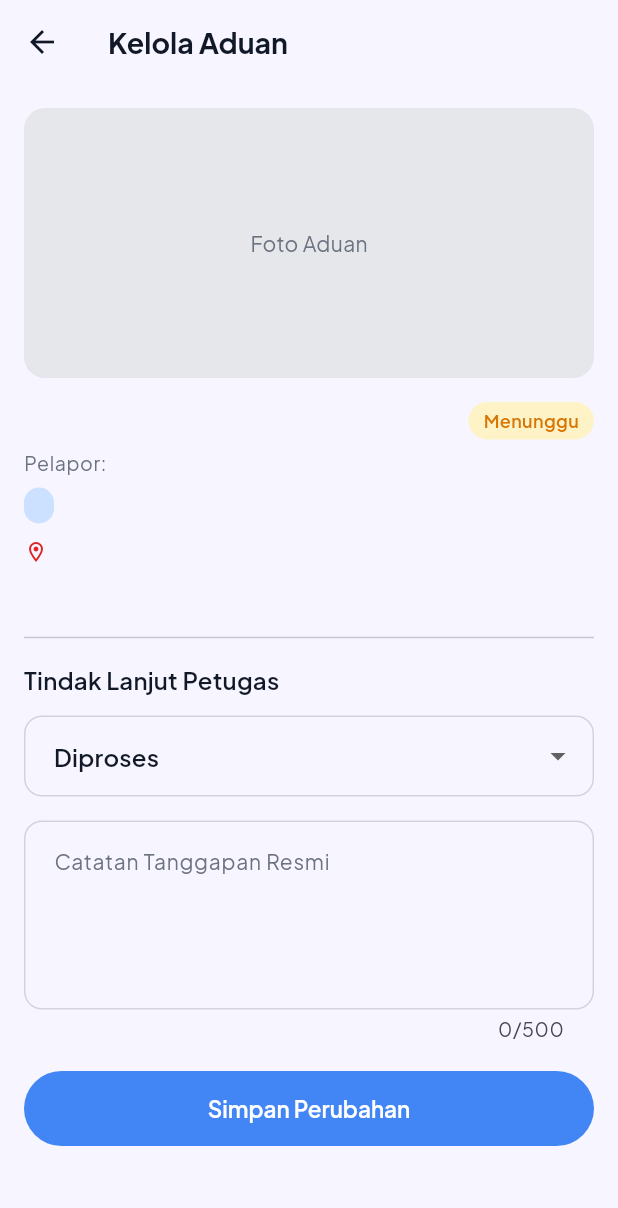
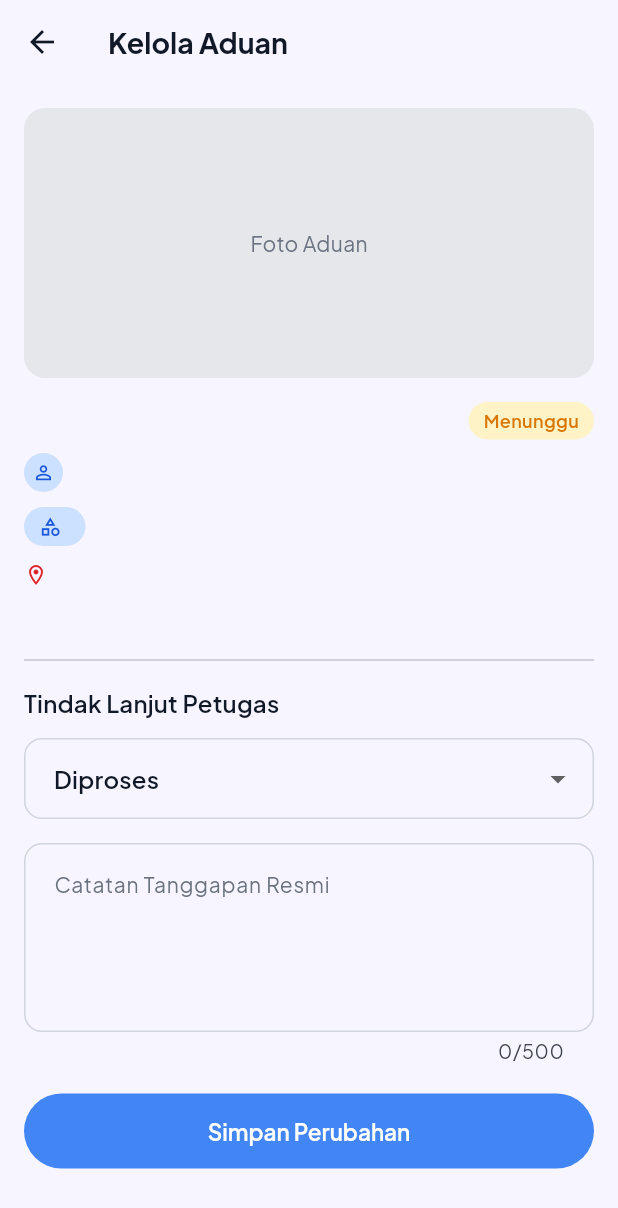
Before and after one commit to riqbals/LaporKita, a Flutter app: the DetailAdminScreen screen opened directly with empty values, on a phone screen of 412 x 824 dp. Shown: the top 1208 px of the screen. Run offline on Flutter 3.47's test engine with Material 3 defaults, Android fonts, the phone set to English and light mode, and no system bars; our stand-ins replace cloud_firestore, firebase_auth, firebase_core, flutter_svg, google_fonts, image_picker; accounts and stored records are empty; project files that could hold a hidden picture were left out.

Commit message:
fix(admin): normalize status matching and polish DetailAdminScreen UI
- Add AppCategories.iconFor helper to sync category icons with Beranda User

- Show reporter avatar and name without prefix in DetailAdminScreen

- Normalize status matching for Menunggu Verifikasi in DetailAdminScreen and StatusBadge

- Update widget_test.dart for DetailAdminScreen and StatusBadge

```diff
--- a/lib/core/constants/app_enums.dart
+++ b/lib/core/constants/app_enums.dart
@@ -68,4 +68,26 @@ abstract final class AppCategories {
       icon: Icons.more_horiz_outlined,
     ),
   ];
+
+  /// Mencari ikon kategori berdasarkan [categoryId] atau [categoryName] agar
+  /// konsisten dengan ikon pada Beranda User.
+  static IconData iconFor({
+    String categoryId = '',
+    String categoryName = '',
+  }) {
+    final normalizedId = categoryId.trim().toLowerCase();
+    final normalizedName =
+        categoryName.trim().toLowerCase().replaceAll(' dan ', ' & ');
+
+    for (final item in items) {
+      if (normalizedId.isNotEmpty && item.id == normalizedId) {
+        return item.icon;
+      }
+      if (normalizedName.isNotEmpty &&
+          item.title.toLowerCase() == normalizedName) {
+        return item.icon;
+      }
+    }
+    return Icons.category_outlined;
+  }
 }
--- a/lib/screens/admin/detail_admin_screen.dart
+++ b/lib/screens/admin/detail_admin_screen.dart
@@ -1,6 +1,7 @@
 import 'package:flutter/material.dart';
 
 import '../../core/constants/app_colors.dart';
+import '../../core/constants/app_enums.dart';
 import '../../models/complaint_model.dart';
 import '../../services/complaint_service.dart';
 import '../../widgets/complaint_photo_gallery.dart';
@@ -25,14 +26,17 @@ class _DetailAdminScreenState extends State<DetailAdminScreen> {
   bool _isSubmitting = false;
 
   List<String> get _allowedNextStatuses {
-    return switch (widget.complaint.status) {
-      ComplaintModel.statusMenunggu => const [
+    final normalized = widget.complaint.status.trim().toLowerCase();
+    if (normalized == 'menunggu' || normalized == 'menunggu verifikasi') {
+      return const [
         ComplaintModel.statusDiproses,
         ComplaintModel.statusDitolak,
-      ],
-      ComplaintModel.statusDiproses => const [ComplaintModel.statusSelesai],
-      _ => const [],
-    };
+      ];
+    }
+    if (normalized == 'diproses') {
+      return const [ComplaintModel.statusSelesai];
+    }
+    return const [];
   }
 
   @override
@@ -129,24 +133,69 @@ class _DetailAdminScreenState extends State<DetailAdminScreen> {
               StatusBadge(status: complaint.status),
             ],
           ),
-          const SizedBox(height: 6),
-          Text('Pelapor: ${complaint.userName}', style: textTheme.bodySmall),
           const SizedBox(height: 8),
+          Row(
+            children: [
+              CircleAvatar(
+                radius: 13,
+                backgroundColor: AppColors.primarySoft,
+                child: complaint.userName.trim().isNotEmpty
+                    ? Text(
+                        complaint.userName.trim()[0].toUpperCase(),
+                        style: const TextStyle(
+                          fontSize: 12,
+                          fontWeight: FontWeight.w700,
+                          color: AppColors.primaryDark,
+                        ),
+                      )
+                    : const Icon(
+                        Icons.person_outline,
+                        size: 15,
+                        color: AppColors.primaryDark,
+                      ),
+              ),
+              const SizedBox(width: 8),
+              Expanded(
+                child: Text(
+                  complaint.userName.trim(),
+                  style: textTheme.bodyMedium?.copyWith(
+                    color: AppColors.textSecondary,
+                    fontWeight: FontWeight.w500,
+                  ),
+                ),
+              ),
+            ],
+          ),
+          const SizedBox(height: 10),
           Align(
             alignment: Alignment.centerLeft,
             child: Container(
-              padding: const EdgeInsets.symmetric(horizontal: 10, vertical: 4),
+              padding: const EdgeInsets.symmetric(horizontal: 10, vertical: 5),
               decoration: BoxDecoration(
                 color: AppColors.primarySoft,
                 borderRadius: BorderRadius.circular(20),
               ),
-              child: Text(
+              child: Row(
+                mainAxisSize: MainAxisSize.min,
+                children: [
+                  Icon(
+                    AppCategories.iconFor(
+                      categoryId: complaint.categoryId,
+                      categoryName: complaint.categoryName,
+                    ),
+                    size: 15,
+                    color: AppColors.primaryDark,
+                  ),
+                  const SizedBox(width: 6),
+                  Text(
                     complaint.categoryName,
                     style: textTheme.bodySmall?.copyWith(
                       color: AppColors.primaryDark,
                       fontWeight: FontWeight.w600,
                       fontSize: 12,
                     ),
+                  ),
+                ],
               ),
             ),
           ),
--- a/lib/widgets/status_badge.dart
+++ b/lib/widgets/status_badge.dart
@@ -1,36 +1,27 @@
 import 'package:flutter/material.dart';
 
 import '../core/constants/app_colors.dart';
-import '../models/complaint_model.dart';
 
 /// Badge warna status pengaduan sesuai palet warna di PRD Section 4B.
 class StatusBadge extends StatelessWidget {
-  const StatusBadge({
-    super.key,
-    required this.status,
-  });
+  const StatusBadge({super.key, required this.status});
 
   final String status;
 
   @override
   Widget build(BuildContext context) {
-    final (Color textColor, Color bgColor) = switch (status) {
-      ComplaintModel.statusMenunggu => (
+    final normalized = status.trim().toLowerCase();
+    final (Color textColor, Color bgColor) = switch (normalized) {
+      'menunggu' || 'menunggu verifikasi' => (
         AppColors.statusWaiting,
         AppColors.statusWaitingSoft,
       ),
-      ComplaintModel.statusDiproses => (
+      'diproses' => (
         AppColors.statusInProgress,
         AppColors.statusInProgressSoft,
       ),
-      ComplaintModel.statusSelesai => (
-          AppColors.statusDone,
-          AppColors.statusDoneSoft,
-        ),
-      ComplaintModel.statusDitolak => (
-          AppColors.statusRejected,
-          AppColors.statusRejectedSoft,
-        ),
+      'selesai' => (AppColors.statusDone, AppColors.statusDoneSoft),
+      'ditolak' => (AppColors.statusRejected, AppColors.statusRejectedSoft),
       _ => (AppColors.textSecondary, AppColors.divider),
     };
 
```
Also changed, not shown: 1 other file. Lines whose indentation alone changed are shown as unchanged.
